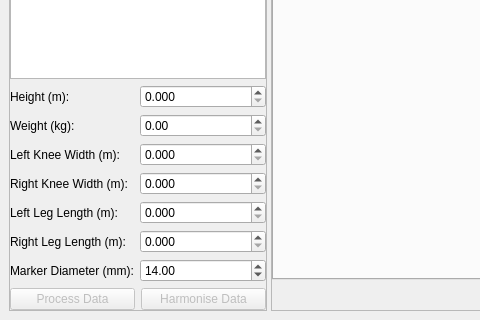
Above: src/c3d_parser/view/qt/main_window.ui from tsalemink/C3D-parser before the change; both pictures show x 0 to 480 and y 480 to 800 of the 1500 by 800 pixel window. Below: the same form after it.
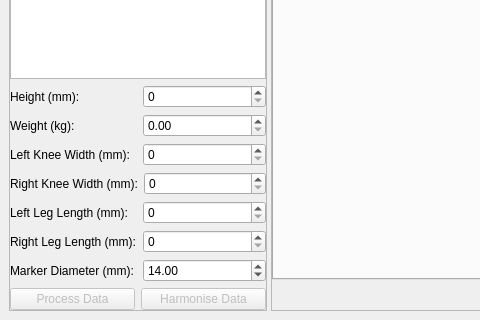
That is the form after the change. Custom widgets are drawn as their Qt base class.

Commit message:
Display subject measurements in mm
Changing from m to mm requested by RCH.

```diff
--- a/src/c3d_parser/view/qt/main_window.ui
+++ b/src/c3d_parser/view/qt/main_window.ui
@@ -180,12 +180,12 @@
            <widget class="QLabel" name="label_4">
             <property name="minimumSize">
              <size>
-              <width>124</width>
+              <width>127</width>
               <height>0</height>
              </size>
             </property>
             <property name="text">
-             <string>Height (m):</string>
+             <string>Height (mm):</string>
             </property>
            </widget>
           </item>
@@ -198,7 +198,10 @@
              </sizepolicy>
             </property>
             <property name="decimals">
-             <number>3</number>
+             <number>0</number>
+            </property>
+            <property name="maximum">
+             <double>9999.000000000000000</double>
             </property>
             <property name="singleStep">
              <double>0.100000000000000</double>
@@ -213,7 +216,7 @@
            <widget class="QLabel" name="label_6">
             <property name="minimumSize">
              <size>
-              <width>124</width>
+              <width>127</width>
               <height>0</height>
              </size>
             </property>
@@ -243,12 +246,12 @@
            <widget class="QLabel" name="label_7">
             <property name="minimumSize">
              <size>
-              <width>124</width>
+              <width>127</width>
               <height>0</height>
              </size>
             </property>
             <property name="text">
-             <string>Left Knee Width (m):</string>
+             <string>Left Knee Width (mm):</string>
             </property>
            </widget>
           </item>
@@ -261,7 +264,10 @@
              </sizepolicy>
             </property>
             <property name="decimals">
-             <number>3</number>
+             <number>0</number>
+            </property>
+            <property name="maximum">
+             <double>999.000000000000000</double>
             </property>
             <property name="singleStep">
              <double>0.100000000000000</double>
@@ -276,12 +282,12 @@
            <widget class="QLabel" name="label_8">
             <property name="minimumSize">
              <size>
-              <width>124</width>
+              <width>127</width>
               <height>0</height>
              </size>
             </property>
             <property name="text">
-             <string>Right Knee Width (m):</string>
+             <string>Right Knee Width (mm):</string>
             </property>
            </widget>
           </item>
@@ -294,7 +300,10 @@
              </sizepolicy>
             </property>
             <property name="decimals">
-             <number>3</number>
+             <number>0</number>
+            </property>
+            <property name="maximum">
+             <double>999.000000000000000</double>
             </property>
             <property name="singleStep">
              <double>0.100000000000000</double>
@@ -309,12 +318,12 @@
            <widget class="QLabel" name="label_9">
             <property name="minimumSize">
              <size>
-              <width>124</width>
+              <width>127</width>
               <height>0</height>
              </size>
             </property>
             <property name="text">
-             <string>Left Leg Length (m):</string>
+             <string>Left Leg Length (mm):</string>
             </property>
            </widget>
           </item>
@@ -327,7 +336,10 @@
              </sizepolicy>
             </property>
             <property name="decimals">
-             <number>3</number>
+             <number>0</number>
+            </property>
+            <property name="maximum">
+             <double>9999.000000000000000</double>
             </property>
             <property name="singleStep">
              <double>0.100000000000000</double>
@@ -342,12 +354,12 @@
            <widget class="QLabel" name="label_10">
             <property name="minimumSize">
              <size>
-              <width>124</width>
+              <width>127</width>
               <height>0</height>
              </size>
             </property>
             <property name="text">
-             <string>Right Leg Length (m):</string>
+             <string>Right Leg Length (mm):</string>
             </property>
            </widget>
           </item>
@@ -360,7 +372,10 @@
              </sizepolicy>
             </property>
             <property name="decimals">
-             <number>3</number>
+             <number>0</number>
+            </property>
+            <property name="maximum">
+             <double>9999.000000000000000</double>
             </property>
             <property name="singleStep">
              <double>0.100000000000000</double>
@@ -381,7 +396,7 @@
             </property>
             <property name="minimumSize">
              <size>
-              <width>124</width>
+              <width>127</width>
               <height>0</height>
              </size>
             </property>
```
Left out of the diff: 10 changed lines with no effect on the pictures. The commit also changes 2 other files.
